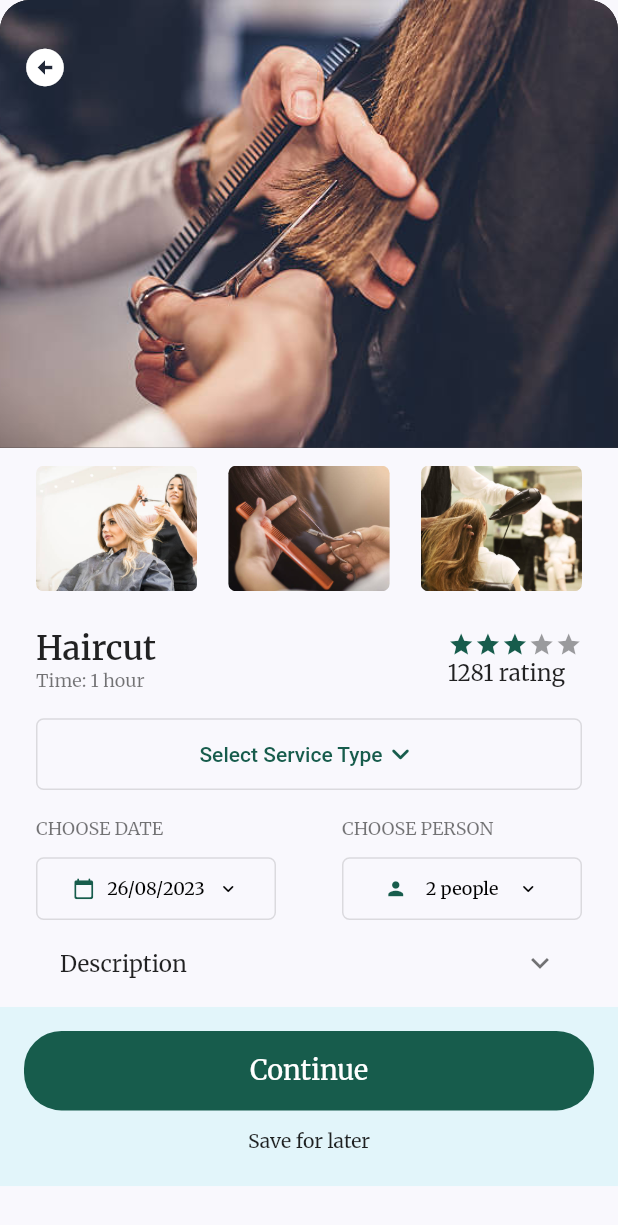
After one commit to DilipKumar64/beauty, a Flutter app: the HomeScreen screen opened directly, after a tap on "Haircut", on a phone screen of 412 x 824 dp. The commit adds this screen. Shown: the top 1225 px of the screen. Run offline on Flutter 3.47's test engine with Material 2 defaults, Android fonts, the phone set to English and light mode, and no system bars; drawn by our look-alikes of flutter_rating_bar; our stand-ins replace badges, carousel_slider, flutter_screenutil, google_fonts; missing offline and left inert: fl_country_code_picker.

Commit message:
single category page almost done

```diff
--- a/lib/constants.dart
+++ b/lib/constants.dart
@@ -16,7 +16,7 @@ TextTheme textTheme = TextTheme(
   displayMedium: GoogleFonts.merriweather(
       fontSize: 58, fontWeight: FontWeight.w300, letterSpacing: -0.5),
   displaySmall: GoogleFonts.poppins(fontSize: 46, fontWeight: FontWeight.w400),
-  headlineMedium: GoogleFonts.poppins(
+  headlineMedium: GoogleFonts.merriweather(
       fontSize: 33,
       fontWeight: FontWeight.w600,
       letterSpacing: 0.25,
@@ -29,10 +29,8 @@ TextTheme textTheme = TextTheme(
   titleSmall:
       GoogleFonts.merriweather(fontSize: 13, fontWeight: FontWeight.w500),
   bodyLarge: GoogleFonts.merriweather(fontSize: 15),
-  bodyMedium: GoogleFonts.merriweather(
-      fontSize: 13, fontWeight: FontWeight.w400, letterSpacing: 0.25),
-  bodySmall: GoogleFonts.merriweather(
-      fontSize: 12, fontWeight: FontWeight.w400, letterSpacing: 0.4),
+  bodyMedium: GoogleFonts.merriweather(fontSize: 13),
+  bodySmall: GoogleFonts.merriweather(fontSize: 12),
   labelLarge: GoogleFonts.merriweather(fontSize: 22),
   labelSmall: GoogleFonts.merriweather(
       fontSize: 10, fontWeight: FontWeight.w400, letterSpacing: 1.5),
--- /dev/null
+++ b/lib/modals/single_service_model.dart
@@ -0,0 +1,33 @@
+import 'dart:convert';
+
+class SingleServiceModal {
+  String name;
+  String description;
+  List<String> imagesList;
+  SingleServiceModal({
+    required this.name,
+    required this.description,
+    required this.imagesList,
+  });
+
+  Map<String, dynamic> toMap() {
+    return {
+      'name': name,
+      'description': description,
+      'imagesList': imagesList,
+    };
+  }
+
+  factory SingleServiceModal.fromMap(Map<String, dynamic> map) {
+    return SingleServiceModal(
+      name: map['name'] ?? '',
+      description: map['description'] ?? '',
+      imagesList: List<String>.from(map['imagesList']),
+    );
+  }
+
+  String toJson() => json.encode(toMap());
+
+  factory SingleServiceModal.fromJson(String source) =>
+      SingleServiceModal.fromMap(json.decode(source));
+}
--- a/lib/router.dart
+++ b/lib/router.dart
@@ -1,5 +1,6 @@
 import 'package:beauty/screens/auth/auth_screen.dart';
 import 'package:beauty/screens/auth/onboarding_screen.dart';
+import 'package:beauty/screens/home/single_service_screen.dart';
 import 'package:beauty/screens/profile/screens/profile_screen.dart';
 import 'package:beauty/widgets/bottom_bar.dart';
 import 'package:flutter/material.dart';
@@ -26,6 +27,12 @@ Route<dynamic> generateRoute(RouteSettings routeSettings) {
         settings: routeSettings,
         builder: (_) => const ProfileScreen(),
       );
+    case SingleServiceScreen.routeName:
+      var title = routeSettings.arguments as String;
+      return MaterialPageRoute(
+        settings: routeSettings,
+        builder: (_) => SingleServiceScreen(title: title),
+      );
 
     default:
       return MaterialPageRoute(
--- a/lib/screens/auth/auth_screen.dart
+++ b/lib/screens/auth/auth_screen.dart
@@ -2,6 +2,7 @@ import 'package:beauty/screens/auth/widgets/custom_round_login_button.dart';
 import 'package:beauty/widgets/bottom_bar.dart';
 import 'package:fl_country_code_picker/fl_country_code_picker.dart';
 import 'package:flutter/material.dart';
+import 'package:flutter_screenutil/flutter_screenutil.dart';
 
 import '../../constants.dart';
 
@@ -81,9 +82,7 @@ class _AuthScreenState extends State<AuthScreen> {
                     ),
                   ),
                   const SizedBox(height: 15),
-                  SizedBox(
-                    height: 55,
-                    child: Form(
+                  Form(
                     key: submitNumberKey,
                     child: TextFormField(
                       validator: (value) {
@@ -98,11 +97,11 @@ class _AuthScreenState extends State<AuthScreen> {
                       },
                       keyboardType: TextInputType.number,
                       decoration: InputDecoration(
-                          contentPadding: const EdgeInsets.all(24.0),
+                        isDense: true,
+                        contentPadding: const EdgeInsets.all(18),
                         border: OutlineInputBorder(
                             borderRadius: BorderRadius.circular(10)),
                         suffixIcon: const Icon(Icons.check),
-                        ),
                       ),
                     ),
                   ),
@@ -120,7 +119,7 @@ class _AuthScreenState extends State<AuthScreen> {
                       }
                     },
                     child: Container(
-                      height: 53,
+                      height: 45.h,
                       width: size.width,
                       decoration: BoxDecoration(
                           borderRadius: BorderRadius.circular(25),
--- a/lib/screens/auth/onboarding_screen.dart
+++ b/lib/screens/auth/onboarding_screen.dart
@@ -39,7 +39,7 @@ class OnboardingScreen extends StatelessWidget {
                 Navigator.pushNamed(context, AuthScreen.routeName);
               },
               child: Container(
-                height: 55.h,
+                height: 45.h,
                 decoration: BoxDecoration(
                     borderRadius: BorderRadius.circular(25),
                     color: kPrimaryColor),
--- /dev/null
+++ b/lib/screens/home/single_service_screen.dart
@@ -0,0 +1,286 @@
+import 'package:beauty/constants.dart';
+import 'package:beauty/screens/home/widgets/top_big_picture.dart';
+import 'package:flutter/material.dart';
+import 'package:flutter_rating_bar/flutter_rating_bar.dart';
+import 'package:flutter_screenutil/flutter_screenutil.dart';
+
+class SingleServiceScreen extends StatefulWidget {
+  const SingleServiceScreen({super.key, required this.title});
+  static const String routeName = '/single-srvice';
+  final String title;
+  @override
+  State<SingleServiceScreen> createState() => _SingleServiceScreenState();
+}
+
+class _SingleServiceScreenState extends State<SingleServiceScreen> {
+  double rating = 3;
+  final List<String> items = [
+    'Item1',
+    'Item2',
+    'Item3',
+    'Item4',
+  ];
+  String? selectedValue;
+  @override
+  Widget build(BuildContext context) {
+    return Scaffold(
+      body: SingleChildScrollView(
+        child: SafeArea(
+          child: Column(
+            children: [
+              TopBigPicture(context: context),
+              SizedBox(height: 10.h),
+
+              Padding(
+                padding: const EdgeInsets.symmetric(horizontal: 24.0),
+                child: Column(
+                  children: [
+                    Row(
+                      mainAxisAlignment: MainAxisAlignment.spaceBetween,
+                      children: [
+                        Container(
+                          height: 70.h,
+                          width: 90.h,
+                          decoration: BoxDecoration(
+                            image: const DecorationImage(
+                                image: AssetImage('assets/images/haircut1.jpg'),
+                                fit: BoxFit.cover),
+                            borderRadius: BorderRadius.circular(5),
+                          ),
+                        ),
+                        Container(
+                          height: 70.h,
+                          width: 90.h,
+                          decoration: BoxDecoration(
+                            image: const DecorationImage(
+                                image: AssetImage('assets/images/haircut2.jpg'),
+                                fit: BoxFit.cover),
+                            borderRadius: BorderRadius.circular(5),
+                          ),
+                        ),
+                        Container(
+                          height: 70.h,
+                          width: 90.h,
+                          decoration: BoxDecoration(
+                            image: const DecorationImage(
+                                image: AssetImage('assets/images/haircut4.jpg'),
+                                fit: BoxFit.cover),
+                            borderRadius: BorderRadius.circular(5),
+                          ),
+                        ),
+                      ],
+                    ),
+                    SizedBox(height: 20.h),
+                    Row(
+                      mainAxisAlignment: MainAxisAlignment.spaceBetween,
+                      children: [
+                        Column(
+                          crossAxisAlignment: CrossAxisAlignment.start,
+                          children: [
+                            Text(
+                              widget.title,
+                              style: textTheme.labelLarge!
+                                  .copyWith(fontWeight: FontWeight.w600),
+                            ),
+                            Text(
+                              'Time: 1 hour',
+                              style: textTheme.bodySmall!
+                                  .copyWith(color: Colors.black54),
+                            )
+                          ],
+                        ),
+                        Column(
+                          crossAxisAlignment: CrossAxisAlignment.start,
+                          children: [
+                            RatingBar.builder(
+                              initialRating: rating,
+                              minRating: 1,
+                              direction: Axis.horizontal,
+                              allowHalfRating: true,
+                              itemSize: 15.h,
+                              itemCount: 5,
+                              itemBuilder: (context, _) => const Icon(
+                                Icons.star,
+                                color: kPrimaryColor,
+                              ),
+                              onRatingUpdate: (newRating) {
+                                rating = newRating;
+                              },
+                            ),
+                            Text(
+                              '1281 rating',
+                              style: textTheme.bodyLarge,
+                            ),
+                          ],
+                        ),
+                      ],
+                    ),
+                    SizedBox(height: 15.h),
+                    SizedBox(
+                      height: 40.h,
+                      child: OutlinedButton(
+                        style: OutlinedButton.styleFrom(
+                          shape: RoundedRectangleBorder(
+                            borderRadius: BorderRadius.circular(5),
+                          ),
+                        ),
+                        onPressed: () {},
+                        child: const Row(
+                          mainAxisAlignment: MainAxisAlignment.center,
+                          children: [
+                            Text('Select Service Type'),
+                            Icon(Icons.keyboard_arrow_down_rounded)
+                          ],
+                        ),
+                      ),
+                    ),
+                    SizedBox(height: 15.h),
+                    Row(
+                      mainAxisAlignment: MainAxisAlignment.spaceBetween,
+                      children: [
+                        Column(
+                          crossAxisAlignment: CrossAxisAlignment.start,
+                          children: [
+                            Text(
+                              'CHOOSE DATE',
+                              style: textTheme.bodySmall!
+                                  .copyWith(color: Colors.black54),
+                            ),
+                            SizedBox(height: 10.h),
+                            SizedBox(
+                              height: 35.h,
+                              width: 160,
+                              child: OutlinedButton(
+                                style: OutlinedButton.styleFrom(
+                                  shape: RoundedRectangleBorder(
+                                    borderRadius: BorderRadius.circular(5),
+                                  ),
+                                ),
+                                onPressed: () {},
+                                child: Row(
+                                  mainAxisAlignment:
+                                      MainAxisAlignment.spaceEvenly,
+                                  children: [
+                                    const Icon(
+                                      Icons.calendar_today_rounded,
+                                      size: 15,
+                                    ),
+                                    Text(
+                                      '26/08/2023',
+                                      style: textTheme.bodySmall!
+                                          .copyWith(color: Colors.black),
+                                    ),
+                                    const Icon(
+                                      Icons.keyboard_arrow_down_rounded,
+                                      color: Colors.black,
+                                      size: 15,
+                                    )
+                                  ],
+                                ),
+                              ),
+                            ),
+                          ],
+                        ),
+                        Column(
+                          crossAxisAlignment: CrossAxisAlignment.start,
+                          children: [
+                            Text(
+                              'CHOOSE PERSON',
+                              style: textTheme.bodySmall!
+                                  .copyWith(color: Colors.black54),
+                            ),
+                            SizedBox(height: 10.h),
+                            SizedBox(
+                              height: 35.h,
+                              width: 160,
+                              child: OutlinedButton(
+                                style: OutlinedButton.styleFrom(
+                                  shape: RoundedRectangleBorder(
+                                    borderRadius: BorderRadius.circular(5),
+                                  ),
+                                ),
+                                onPressed: () {},
+                                child: Row(
+                                  mainAxisAlignment:
+                                      MainAxisAlignment.spaceEvenly,
+                                  children: [
+                                    const Icon(
+                                      Icons.person_sharp,
+                                      size: 15,
+                                    ),
+                                    Text(
+                                      '2 people',
+                                      style: textTheme.bodySmall!
+                                          .copyWith(color: Colors.black),
+                                    ),
+                                    const Icon(
+                                      Icons.keyboard_arrow_down_rounded,
+                                      color: Colors.black,
+                                      size: 15,
+                                    )
+                                  ],
+                                ),
+                              ),
+                            ),
+                          ],
+                        ),
+                      ],
+                    ),
+                    // SizedBox(height: 20.h),
+                    ExpansionTile(
+                      title: Text(
+                        'Description',
+                        style: textTheme.bodyLarge,
+                      ),
+                      children: <Widget>[
+                        Padding(
+                          padding: const EdgeInsets.only(bottom: 16.0),
+                          child: Text(
+                            'Some descrtption based on service',
+                            style: textTheme.bodyLarge,
+                          ),
+                        ),
+                      ],
+                    ),
+                  ],
+                ),
+              ),
+              // SizedBox(height: 10.h),
+              Container(
+                padding: const EdgeInsets.all(16.0),
+                height: 100.h,
+                color: const Color(0xffe2f5fa),
+                child: InkWell(
+                  onTap: () {},
+                  child: Column(
+                    children: [
+                      Container(
+                        height: 53,
+                        // width: size.width,
+                        decoration: BoxDecoration(
+                            borderRadius: BorderRadius.circular(25),
+                            color: kPrimaryColor),
+                        child: Center(
+                          child: Text(
+                            'Continue',
+                            style: textTheme.titleMedium!
+                                .copyWith(color: Colors.white),
+                          ),
+                        ),
+                      ),
+                      SizedBox(height: 10.h),
+                      Text(
+                        'Save for later',
+                        style: textTheme.bodyMedium,
+                      )
+                    ],
+                  ),
+                ),
+              ),
+            ],
+          ),
+        ),
+      ),
+    );
+  }
+}
--- a/lib/screens/home/widgets/catagory_component.dart
+++ b/lib/screens/home/widgets/catagory_component.dart
@@ -1,10 +1,15 @@
 import 'package:beauty/constants.dart';
+import 'package:beauty/screens/home/single_service_screen.dart';
 import 'package:flutter/material.dart';
 
 class CatagoryComponent extends StatelessWidget {
   const CatagoryComponent({
     super.key,
   });
+  void navigateToSingleCategoryPage(BuildContext context, String title) {
+    Navigator.pushNamed(context, SingleServiceScreen.routeName,
+        arguments: title);
+  }
 
   @override
   Widget build(BuildContext context) {
@@ -25,7 +30,10 @@ class CatagoryComponent extends StatelessWidget {
                 mainAxisSpacing: 10, crossAxisCount: 4),
             itemBuilder: (context, index) {
               categoryImages[index]['image'];
-              return Column(
+              return GestureDetector(
+                onTap: () => navigateToSingleCategoryPage(
+                    context, categoryImages[index]['title']!),
+                child: Column(
                   children: [
                     CircleAvatar(
                       radius: 36,
@@ -37,6 +45,7 @@ class CatagoryComponent extends StatelessWidget {
                       style: textTheme.bodySmall,
                     )
                   ],
+                ),
               );
             },
           ),
--- /dev/null
+++ b/lib/screens/home/widgets/top_big_picture.dart
@@ -0,0 +1,44 @@
+import 'package:flutter/material.dart';
+import 'package:flutter_screenutil/flutter_screenutil.dart';
+
+class TopBigPicture extends StatelessWidget {
+  const TopBigPicture({
+    super.key,
+    required this.context,
+  });
+  final BuildContext context;
+  void onBackIconPressed(BuildContext context) {
+    Navigator.pop(context);
+  }
+
+  @override
+  Widget build(BuildContext context) {
+    return Stack(
+      children: [
+        Container(
+          height: 250.h,
+          decoration: const BoxDecoration(
+            image: DecorationImage(
+                image: AssetImage('assets/images/haircut3.jpg'),
+                fit: BoxFit.cover),
+            color: Colors.black,
+            borderRadius: BorderRadius.only(
+                topLeft: Radius.circular(20), topRight: Radius.circular(20)),
+          ),
+        ),
+        Positioned(
+          left: 15,
+          top: 30,
+          child: InkWell(
+            onTap: () => onBackIconPressed(context),
+            child: const Icon(
+              Icons.arrow_circle_left,
+              color: Colors.white,
+              size: 30,
+            ),
+          ),
+        )
+      ],
+    );
+  }
+}
--- a/pubspec.yaml
+++ b/pubspec.yaml
@@ -39,6 +39,7 @@ dependencies:
   fl_country_code_picker: ^0.1.5
   badges: ^3.1.1
   carousel_slider: ^4.2.1
+  flutter_rating_bar: ^4.0.1
 
 dev_dependencies:
   flutter_test:
```
Also changed, not shown: assets/images/haircut1.jpg (added), assets/images/haircut2.jpg (added), assets/images/haircut3.jpg (added), assets/images/haircut4.jpg (added), pubspec.lock. Lines whose indentation alone changed are shown as unchanged.
